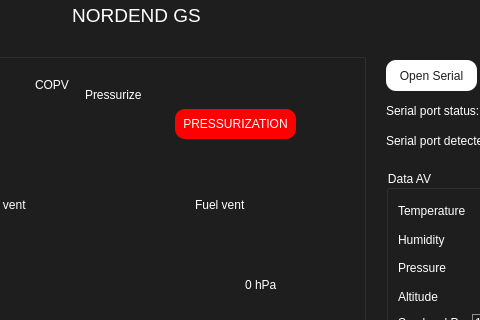
This is UI/GS2023.ui in MorgesHAB/ERT2023GS as Qt 5 draws it before an edit; both pictures show x 374 to 854 and y 0 to 320 of the 1211 by 910 pixel window. The edited form follows.
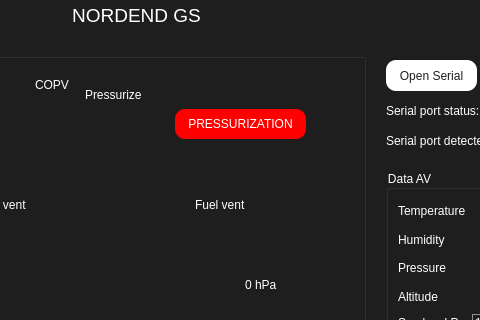
This is the edited form. Icons and pictures are not drawn.

Commit message: float precision print

What changed in the file:
```diff
--- a/UI/GS2023.ui
+++ b/UI/GS2023.ui
@@ -812,7 +812,7 @@
      </property>
      <property name="geometry">
       <rect>
-       <x>20</x>
+       <x>30</x>
        <y>40</y>
        <width>691</width>
        <height>471</height>
@@ -1170,7 +1170,7 @@
       <rect>
        <x>530</x>
        <y>70</y>
-       <width>121</width>
+       <width>131</width>
        <height>30</height>
       </rect>
      </property>
```
The commit also changes 1 other file.
